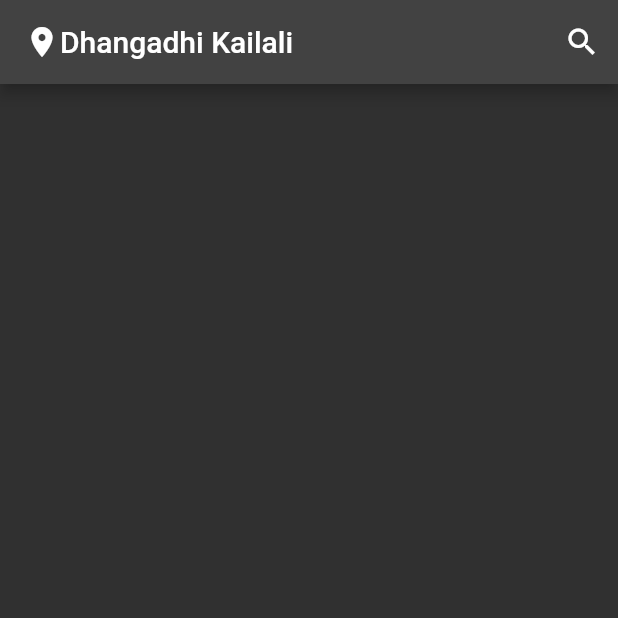
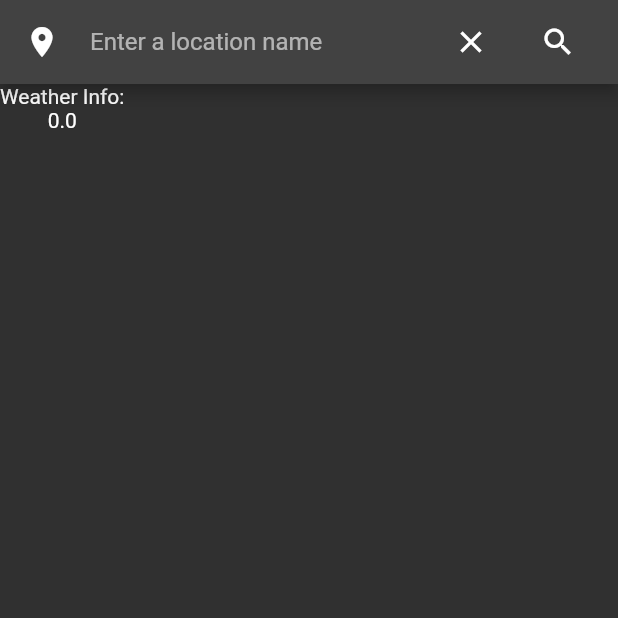
Before and after one commit to przbadu/flutter_example_apps, a Flutter app: the screen it shows after launch, on a phone screen of 412 x 824 dp, the top half of it. Run offline on Flutter 3.47's test engine with Material 2 defaults, Android fonts, the phone set to English and light mode, and no system bars; our stand-ins replace flutter_riverpod, go_router, riverpod.

Commit message:
Fetch weather for searched location

```diff
--- a/weather_app/lib/constants/constants.dart
+++ b/weather_app/lib/constants/constants.dart
@@ -1 +1,2 @@
-const kWeatherApiBaseUrl = 'geocoding-api.open-meteo.com';
+const kLocationApiBaseUrl = 'geocoding-api.open-meteo.com';
+const kWeatherApiBaseUrl = 'api.open-meteo.com';
--- a/weather_app/lib/presentation/screens/weather_screen.dart
+++ b/weather_app/lib/presentation/screens/weather_screen.dart
@@ -1,19 +1,76 @@
 import 'package:flutter/material.dart';
 import 'package:flutter_riverpod/flutter_riverpod.dart';
+import 'package:weather_app/repositories/repositories.dart';
 
-class WeatherScreen extends ConsumerWidget {
+class WeatherScreen extends ConsumerStatefulWidget {
   const WeatherScreen({Key? key}) : super(key: key);
 
   @override
-  Widget build(BuildContext context, WidgetRef ref) {
+  ConsumerState<ConsumerStatefulWidget> createState() => _WeatherScreenState();
+}
+
+class _WeatherScreenState extends ConsumerState<WeatherScreen> {
+  final searchController = TextEditingController();
+
+  @override
+  Widget build(BuildContext context) {
+    final weatherProvider = ref.watch(weatherRepositoryProvider);
+
+    void submit(String location) async {
+      final locationRepository = ref.read(locationRepositoryProvider);
+      final weatherRepository = ref.read(weatherRepositoryProvider.notifier);
+
+      try {
+        final locationResponse = await locationRepository.getLocation(location);
+
+        await weatherRepository.getWeather(
+          latitude: locationResponse.latitude,
+          longitude: locationResponse.longitude,
+        );
+        print('triggered...');
+      } catch (e) {
+        print('Error: ${e.toString()}');
+      }
+    }
+
     return Scaffold(
       appBar: AppBar(
         title: Row(
-          children: const [Icon(Icons.location_on), Text('Dhangadhi Kailali')],
+          children: [
+            const Icon(Icons.location_on),
+            const SizedBox(width: 20),
+            Flexible(
+              child: TextField(
+                controller: searchController,
+                decoration: const InputDecoration.collapsed(
+                  // border: OutlineInputBorder(),
+                  hintText: 'Enter a location name',
+                ),
+                onSubmitted: submit,
+              ),
+            ),
+            const SizedBox(width: 20),
+            IconButton(
+              onPressed: () {
+                searchController.clear();
+              },
+              icon: const Icon(Icons.clear),
+            ),
+            const SizedBox(width: 10),
+            IconButton(
+              onPressed: () => submit(searchController.text),
+              icon: const Icon(Icons.search),
+            ),
+          ],
         ),
-        actions: [
-          IconButton(onPressed: () {}, icon: const Icon(Icons.search)),
-        ],
+      ),
+      body: Container(
+        child: Column(
+          children: [
+            const Text('Weather Info:'),
+            Text(weatherProvider.temperature.toString())
+          ],
+        ),
       ),
     );
   }
--- a/weather_app/lib/repositories/location_repository.dart
+++ b/weather_app/lib/repositories/location_repository.dart
@@ -1,6 +1,7 @@
 import 'dart:convert';
 
 import 'package:http/http.dart' as http;
+// ignore: depend_on_referenced_packages
 import 'package:riverpod/riverpod.dart';
 import 'package:weather_app/constants/constants.dart';
 import 'package:weather_app/models/models.dart';
@@ -12,7 +13,7 @@ class LocationNotFoundFailure implements Exception {}
 class LocationRepository {
   /// Finds a [Location] `/v1/search?name={query}`
   Future<Location> getLocation(String query) async {
-    final url = Uri.https(kWeatherApiBaseUrl, 'v1/search', {'name': query});
+    final url = Uri.https(kLocationApiBaseUrl, 'v1/search', {'name': query});
     final locationResponse = await http.get(url);
 
     if (locationResponse.statusCode != 200) {
--- a/weather_app/lib/repositories/repositories.dart
+++ b/weather_app/lib/repositories/repositories.dart
@@ -1 +1,2 @@
-export 'package:weather_app/repositories/weather_repository.dart';
+export 'weather_repository.dart';
+export 'location_repository.dart';
--- a/weather_app/lib/repositories/weather_repository.dart
+++ b/weather_app/lib/repositories/weather_repository.dart
@@ -1,6 +1,7 @@
 import 'dart:convert';
 
 import 'package:http/http.dart' as http;
+// ignore: depend_on_referenced_packages
 import 'package:riverpod/riverpod.dart';
 
 import 'package:weather_app/constants/constants.dart';
@@ -10,16 +11,18 @@ class WeatherRequestFailure implements Exception {}
 
 class WeatherNotFoundFailure implements Exception {}
 
-class WeatherRepository {
+class WeatherRepository extends StateNotifier<Weather> {
+  WeatherRepository() : super(Weather.empty());
+
   /// Find and Returns a [Weather] `/v1/forecast?latitude={latitude}&longitude={longitude}&current_weather=true
   Future<Weather> getWeather({
     required double latitude,
     required double longitude,
   }) async {
-    final url = Uri.https(kWeatherApiBaseUrl, 'v1/forecast', {
-      'latitude': latitude,
-      'longitude': longitude,
-      'current_weather': true,
+    final url = Uri.https(kWeatherApiBaseUrl, '/v1/forecast', {
+      'latitude': latitude.toString(),
+      'longitude': longitude.toString(),
+      'current_weather': true.toString(),
     });
 
     final locationResponse = await http.get(url);
@@ -34,19 +37,11 @@ class WeatherRepository {
 
     final weatherJson = bodyJson['current_weather'] as Map<String, dynamic>;
 
-    return Weather.fromMap(weatherJson);
+    return state = Weather.fromMap(weatherJson);
   }
 }
 
-final weatherProvider = Provider<WeatherRepository>((ref) {
+final weatherRepositoryProvider =
+    StateNotifierProvider<WeatherRepository, Weather>((ref) {
   return WeatherRepository();
 });
-
-final getWeatherFutureProvider =
-    FutureProvider.autoDispose.family<Weather, Location>((ref, location) async {
-  final weatherRepository = ref.watch(weatherProvider);
-  return weatherRepository.getWeather(
-    latitude: location.latitude,
-    longitude: location.longitude,
-  );
-});
--- a/weather_app/pubspec.yaml
+++ b/weather_app/pubspec.yaml
@@ -20,3 +20,6 @@ dev_dependencies:
 
 flutter:
   uses-material-design: true
+
+  assets:
+    - assets/
```
Also changed, not shown: weather_app/lib/models/weather.dart (+64 -3 lines), weather_app/lib/presentation/controllers/weathers_controller.dart (+13 -15 lines), weather_app/assets/clear-sky.png (added), weather_app/assets/drizzle-light.png (added), weather_app/assets/fog.png (added), weather_app/assets/freezing-drizzle.png (added), weather_app/assets/freezing-rain.png (added), weather_app/assets/partial-cloud.png (added), weather_app/assets/rain-showers.png (added), weather_app/assets/rain.png (added), weather_app/assets/snowfall.png (added), weather_app/assets/thunderstorm-rain.png (added), weather_app/assets/thunderstrom.png (added).
